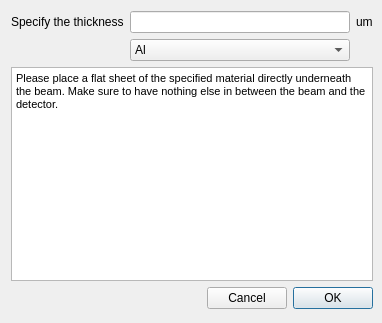
navrit/dexter, file SpidrMpx3Eq/qcstmBHdialog.ui: the form before one commit.
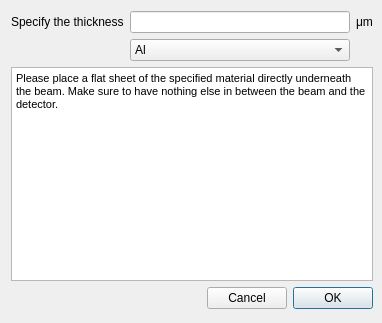
The form after the commit.

Commit message: Changed u->μ in BH windows in 2 places

```diff
--- a/SpidrMpx3Eq/qcstmBHdialog.ui
+++ b/SpidrMpx3Eq/qcstmBHdialog.ui
@@ -56,7 +56,7 @@
       <item row="0" column="2">
        <widget class="QLabel" name="label">
         <property name="text">
-         <string>um</string>
+         <string>μm</string>
         </property>
        </widget>
       </item>
```
Left out of the diff: 4 changed lines with no effect on the pictures. The commit also changes 1 other file.
